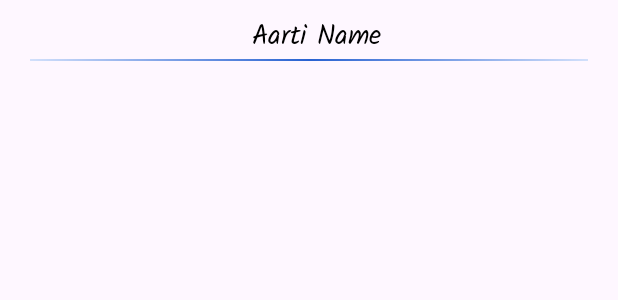
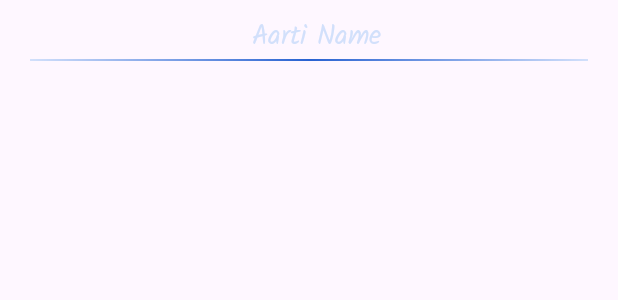
Before and after one commit to akp660/Ganpati_App, an Android app: the layout puja_list_item_design.xml on its own in the app's theme, with its tools: preview values and no code run, on a phone screen of 412 x 824 dp. Shown: the top 300 px of the screen. Run offline under Robolectric (Android 15) with nearby library versions, the phone set to English and light mode, and no system bars; Roboto replaces fonts that are not available here.

Commit message:
Updated aarti and kundali layout and added on click listner

```diff
--- a/app/src/main/res/layout/puja_list_item_design.xml
+++ b/app/src/main/res/layout/puja_list_item_design.xml
@@ -15,7 +15,7 @@
         android:fontFamily="@font/kalam"
         android:text="Aarti Name"
         android:textAlignment="center"
-        android:textColor="#000000"
+        android:textColor="#D2E0FB"
         android:textSize="18sp"
         app:layout_constraintEnd_toEndOf="parent"
         app:layout_constraintHorizontal_bias="0.5"
```
